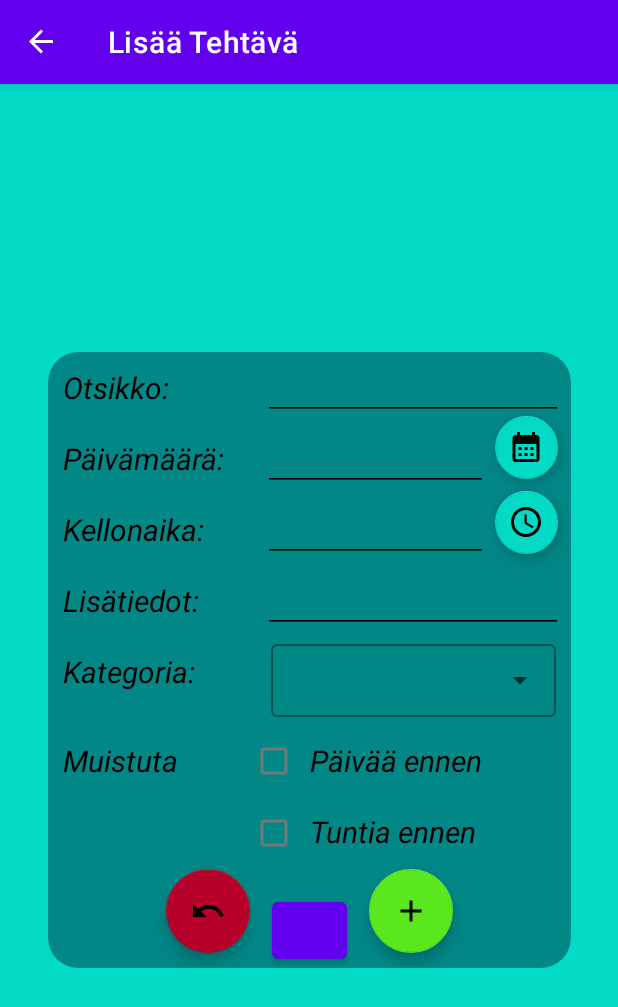
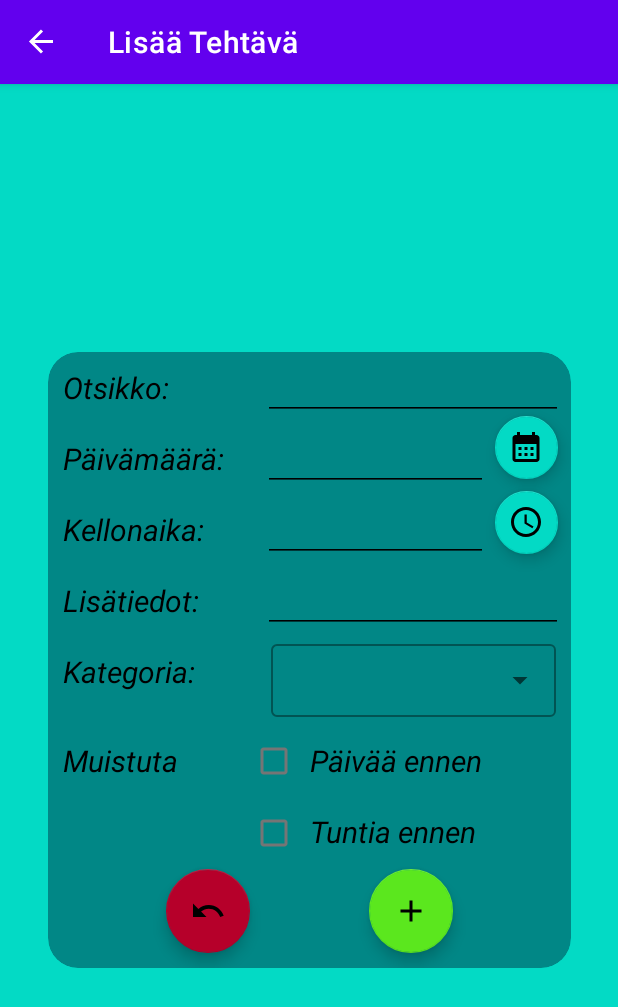
Before and after one commit to TomiLakkakorpi/SummerProject2023, an Android app: the AddFragment screen opened through its navigation route, on a phone screen of 412 x 824 dp. Shown: the top 1007 px of the screen. Run offline under Robolectric (Android 15) with nearby library versions, the light colour scheme and no system bars; our stand-ins replace Room's generated code, navigation-ui.

Commit message:
Push before implementing Alarm

```diff
--- a/app/src/main/java/com/example/databasetest/MainActivity.kt
+++ b/app/src/main/java/com/example/databasetest/MainActivity.kt
@@ -1,20 +1,10 @@
 package com.example.databasetest
 
-import android.Manifest
-import android.app.NotificationChannel
-import android.app.NotificationManager
-import android.content.Context
-import android.content.pm.PackageManager
 import androidx.appcompat.app.AppCompatActivity
 import android.os.Bundle
-import android.widget.Toast
-import androidx.activity.result.contract.ActivityResultContracts
-import androidx.core.app.NotificationCompat
-import androidx.core.content.ContextCompat
 import androidx.navigation.findNavController
 import androidx.navigation.fragment.NavHostFragment
 import androidx.navigation.ui.setupActionBarWithNavController
-import kotlinx.android.synthetic.main.activity_main.*
 
 class MainActivity : AppCompatActivity() {
 
@@ -22,62 +12,8 @@ class MainActivity : AppCompatActivity() {
         super.onCreate(savedInstanceState)
         setContentView(R.layout.activity_main)
 
-        /*
-        var hasNotificationPermission = false
-
-        val requestPermissionLauncher =
-            registerForActivityResult(
-                ActivityResultContracts.RequestPermission()
-            ) { isGranted: Boolean ->
-                if (isGranted) {
-
-                } else {
-
-                }
-            }
-
-        if (ContextCompat.checkSelfPermission(this,
-                Manifest.permission.POST_NOTIFICATIONS
-            ) == PackageManager.PERMISSION_GRANTED) {
-            hasNotificationPermission = true
-        } else {
-            hasNotificationPermission = false
-            Toast.makeText(this, "Myönnä oikeus ilmoituksiin jos haluat muistutuksia tehtävien takarajasta", Toast.LENGTH_SHORT).show()
-            requestPermissionLauncher.launch(Manifest.permission.POST_NOTIFICATIONS)
-        }
-
-        //Creating notification channel
-        val channel = NotificationChannel(
-            "ToDoChannel",
-            "To Do Reminders",
-            NotificationManager.IMPORTANCE_HIGH
-        )
-        val notificationManager = getSystemService(Context.NOTIFICATION_SERVICE) as NotificationManager
-        notificationManager.createNotificationChannel(channel)
-         */
-
         setupActionBarWithNavController(findNavController(R.id.fragmentContainerView))
-
-        /*
-        testButton.setOnClickListener {
-            if (hasNotificationPermission) {
-                showNotification()
-          }
-        }
-        */
     }
-
-    /*
-    private fun showNotification() {
-        val notificationManager = getSystemService(Context.NOTIFICATION_SERVICE) as NotificationManager
-        val notification = NotificationCompat.Builder(applicationContext, "ToDoChannel")
-            .setContentText("Test Notification")
-            .setContentTitle("Title")
-            .setSmallIcon(R.drawable.ic_launcher_foreground)
-            .build()
-        notificationManager.notify(1, notification)
-    }
-     */
 
     override fun onSupportNavigateUp(): Boolean {
         val navHostFragment = supportFragmentManager.findFragmentById(R.id.fragmentContainerView) as NavHostFragment
--- a/app/src/main/java/com/example/databasetest/fragments/add/AddFragment.kt
+++ b/app/src/main/java/com/example/databasetest/fragments/add/AddFragment.kt
@@ -2,9 +2,7 @@ package com.example.databasetest.fragments.add
 
 import android.Manifest
 import android.app.*
-import android.app.Notification
 import android.content.Context
-import android.content.Intent
 import android.content.pm.PackageManager
 import android.os.Bundle
 import android.text.TextUtils
@@ -16,10 +14,8 @@ import android.widget.ArrayAdapter
 import android.widget.AutoCompleteTextView
 import android.widget.Toast
 import androidx.activity.result.contract.ActivityResultContracts
-import androidx.appcompat.app.AppCompatActivity
 import androidx.core.app.NotificationCompat
 import androidx.core.content.ContextCompat
-import androidx.core.content.getSystemService
 import androidx.lifecycle.ViewModelProvider
 import androidx.navigation.fragment.findNavController
 import com.example.databasetest.*
@@ -28,13 +24,10 @@ import com.example.databasetest.model.Task
 import com.example.databasetest.viewmodel.TaskViewModel
 import com.google.android.material.timepicker.MaterialTimePicker
 import com.google.android.material.timepicker.TimeFormat
-import kotlinx.android.synthetic.main.activity_main.*
 import kotlinx.android.synthetic.main.fragment_add.*
 import kotlinx.android.synthetic.main.fragment_add.view.*
 import java.text.SimpleDateFormat
 import java.time.LocalDate
-import java.time.LocalDateTime
-import java.time.temporal.ChronoUnit
 import java.util.*
 
 class AddFragment : Fragment() {
@@ -96,12 +89,6 @@ class AddFragment : Fragment() {
             openDatePicker()
         }
 
-        view.testButton1.setOnClickListener {
-            if (hasNotificationPermission) {
-                showNotification()
-            }
-        }
-
         //Changing from addFragment to ListFragment when "cancel" button is pressed
         view.addScreenCancel.setOnClickListener {
             findNavController().navigate(R.id.action_addFragment_to_listFragment)
@@ -117,11 +104,11 @@ class AddFragment : Fragment() {
         return view
     }
 
-    private fun showNotification() {
+    private fun showNotification(title: String, text: String) {
         val notificationManager = requireActivity().getSystemService(Context.NOTIFICATION_SERVICE) as NotificationManager
         val notification = NotificationCompat.Builder(requireContext(), "ToDoChannel")
-            .setContentText("Test Notification")
-            .setContentTitle("Title")
+            .setContentText(text)
+            .setContentTitle(title)
             .setSmallIcon(R.drawable.ic_launcher_foreground)
             .build()
         notificationManager.notify(1, notification)
@@ -294,6 +281,11 @@ class AddFragment : Fragment() {
                                     Toast.makeText(requireContext(), "Tehtävä tallennettu", Toast.LENGTH_SHORT).show()
                                     findNavController().navigate(R.id.action_addFragment_to_listFragment)
 
+                                    val notifText = "Muistutus tehtävän $header takarajasta"
+
+
+                                    showNotification(header, notifText)
+
                                     //Different toast messages for different errors
                                 } else {Toast.makeText(requireContext(), "Valitse kategoria", Toast.LENGTH_SHORT).show()}
                             } else {Toast.makeText(requireContext(), "Syötä päivämäärä muodossa päivä/kuukausi/vuosi", Toast.LENGTH_SHORT).show()}
--- a/app/src/main/res/layout/fragment_add.xml
+++ b/app/src/main/res/layout/fragment_add.xml
@@ -316,14 +316,6 @@
                 app:layout_constraintStart_toEndOf="@id/addCheckBoxHourBefore"
                 app:layout_constraintTop_toBottomOf="@id/tvAddScreenDayBefore"/>
 
-            <Button
-                android:id="@+id/testButton1"
-                android:layout_width="50dp"
-                android:layout_height="50dp"
-                app:layout_constraintBottom_toBottomOf="parent"
-                app:layout_constraintEnd_toEndOf="parent"
-                app:layout_constraintStart_toStartOf="parent" />
-
         </androidx.constraintlayout.widget.ConstraintLayout>
     </androidx.cardview.widget.CardView>
 </androidx.constraintlayout.widget.ConstraintLayout>
```
